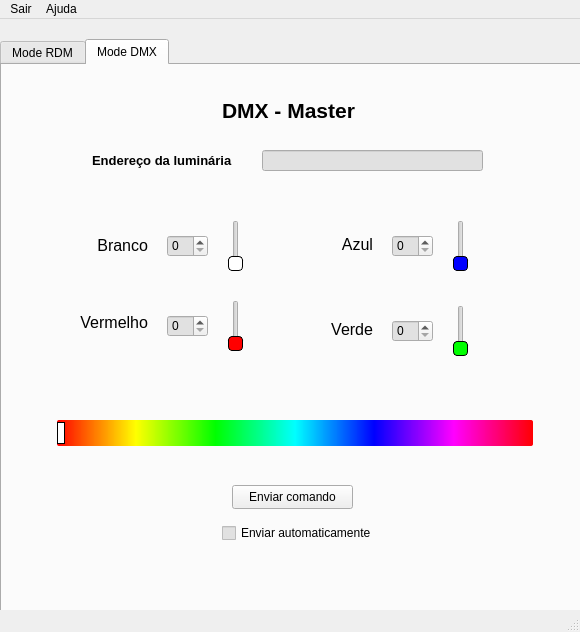
This is development/RDM_DMX_Master.ui in GuilhermeRS11/GUI_RDM_DMX_Master as Qt 5 draws it before an edit. The edited form follows.
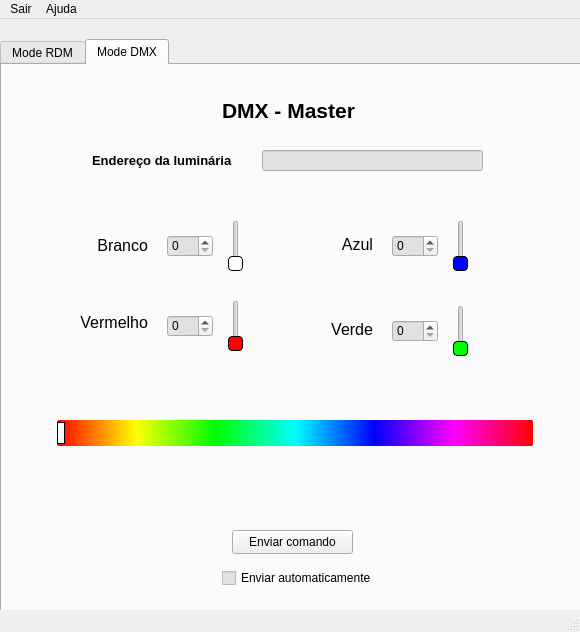
This is the edited form.

The edit to the form file:
```diff
--- a/development/RDM_DMX_Master.ui
+++ b/development/RDM_DMX_Master.ui
@@ -2237,21 +2237,24 @@
        <string>&lt;html&gt;&lt;head/&gt;&lt;body&gt;&lt;p align=&quot;right&quot;&gt;&lt;span style=&quot; font-size:12pt;&quot;&gt;Verde&lt;/span&gt;&lt;/p&gt;&lt;/body&gt;&lt;/html&gt;</string>
       </property>
      </widget>
-     <widget class="QSpinBox" name="spinBox_2">
+     <widget class="QSpinBox" name="blue_dmx_box">
       <property name="geometry">
        <rect>
         <x>390</x>
         <y>170</y>
-        <width>41</width>
+        <width>46</width>
         <height>22</height>
        </rect>
       </property>
+      <property name="maximum">
+       <number>255</number>
+      </property>
      </widget>
      <widget class="QPushButton" name="send_command_dmx">
       <property name="geometry">
        <rect>
         <x>230</x>
-        <y>420</y>
+        <y>465</y>
         <width>121</width>
         <height>24</height>
        </rect>
@@ -2265,22 +2268,28 @@
        <rect>
         <x>390</x>
         <y>255</y>
-        <width>41</width>
+        <width>46</width>
         <height>22</height>
        </rect>
       </property>
+      <property name="maximum">
+       <number>255</number>
+      </property>
      </widget>
      <widget class="QSpinBox" name="red_dmx_box">
       <property name="geometry">
        <rect>
         <x>165</x>
         <y>250</y>
-        <width>41</width>
+        <width>46</width>
         <height>22</height>
        </rect>
       </property>
+      <property name="maximum">
+       <number>255</number>
+      </property>
      </widget>
-     <widget class="QLabel" name="blue_dmx_box">
+     <widget class="QLabel" name="label_7">
       <property name="geometry">
        <rect>
         <x>335</x>
@@ -2389,10 +2398,13 @@
        <rect>
         <x>165</x>
         <y>170</y>
-        <width>41</width>
+        <width>46</width>
         <height>22</height>
        </rect>
       </property>
+      <property name="maximum">
+       <number>255</number>
+      </property>
      </widget>
      <widget class="QLabel" name="label_19">
       <property name="geometry">
@@ -2571,7 +2583,7 @@
       <property name="geometry">
        <rect>
         <x>220</x>
-        <y>455</y>
+        <y>500</y>
         <width>151</width>
         <height>26</height>
        </rect>
```
Left out of the diff: 22 changed lines with no effect on the pictures.
